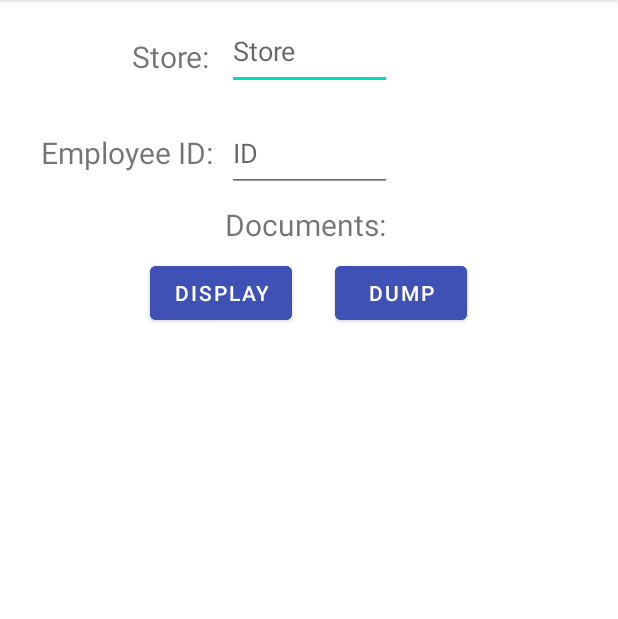
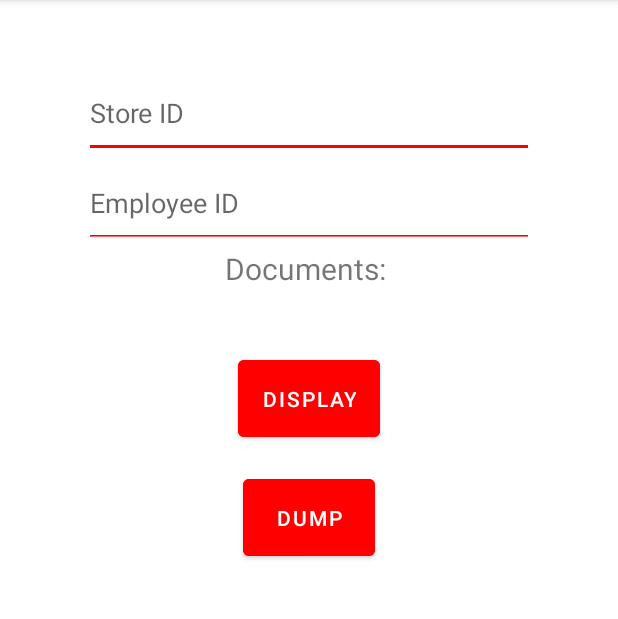
Before and after one commit to mminichino/sgw-android-example, an Android app: the MainActivity screen opened directly, with no data from a screen before it, on a phone screen of 412 x 824 dp, the part 84-703 px from its top. Run offline under Robolectric (Android 15) with nearby library versions, the phone set to English and light mode, and no system bars; libraries missing offline, so code that uses them is left out: com.couchbase.lite; 1 statement that could not run was skipped.

Commit message:
Version 2.0

```diff
--- a/app/src/main/res/layout/activity_main.xml
+++ b/app/src/main/res/layout/activity_main.xml
@@ -1,63 +1,45 @@
 <?xml version="1.0" encoding="utf-8"?>
-<androidx.constraintlayout.widget.ConstraintLayout xmlns:android="http://schemas.android.com/apk/res/android"
+<androidx.constraintlayout.widget.ConstraintLayout
+    xmlns:android="http://schemas.android.com/apk/res/android"
     xmlns:app="http://schemas.android.com/apk/res-auto"
     xmlns:tools="http://schemas.android.com/tools"
     android:layout_width="match_parent"
     android:layout_height="match_parent"
+    android:theme="@style/Theme.AppCompat.Light.NoActionBar"
     tools:context=".main.MainActivity">
 
+    <LinearLayout
+        android:id="@+id/linearLayout"
+        android:layout_width="match_parent"
+        android:layout_height="match_parent"
+        android:layout_centerHorizontal="true"
+        android:orientation="vertical"
+        android:layout_marginTop="20dp"
+        app:layout_constraintStart_toStartOf="parent"
+        app:layout_constraintTop_toTopOf="parent">
+
+        <LinearLayout
+            android:layout_width="300dp"
+            android:layout_height="wrap_content"
+            android:layout_gravity="center"
+            android:orientation="vertical"
+            android:layout_marginTop="25dp"
+            android:layout_marginBottom="25dp">
             <EditText
                 android:id="@+id/editStore"
-        android:layout_width="110dp"
-        android:layout_height="52dp"
-        android:layout_margin="8dp"
-        android:layout_marginStart="8dp"
-        android:layout_marginTop="8dp"
-        android:layout_marginEnd="8dp"
-        android:hint="@string/store"
-        android:inputType="text"
-        app:layout_constraintBottom_toTopOf="@+id/editEID"
-        app:layout_constraintEnd_toEndOf="parent"
-        app:layout_constraintStart_toStartOf="parent"
-        app:layout_constraintTop_toTopOf="parent" />
-
-    <TextView
-        android:layout_width="wrap_content"
-        android:layout_height="wrap_content"
-        android:layout_marginTop="24dp"
-        android:paddingStart="10dp"
-        android:text="@string/storeFieldLabel"
-        android:textSize="20sp"
-        app:layout_constraintEnd_toStartOf="@+id/editStore"
-        app:layout_constraintHorizontal_bias="0.876"
-        app:layout_constraintStart_toStartOf="parent"
-        app:layout_constraintTop_toTopOf="parent" />
+                android:layout_width="match_parent"
+                android:layout_height="60dp"
+                android:backgroundTint="@color/colorPrimary"
+                android:hint="@string/storeId"
+                android:inputType="text" />
 
             <EditText
                 android:id="@+id/editEID"
-        android:layout_width="110dp"
-        android:layout_height="52dp"
-        android:layout_margin="8dp"
-        android:layout_marginStart="8dp"
-        android:layout_marginEnd="8dp"
+                android:layout_width="match_parent"
+                android:layout_height="60dp"
+                android:backgroundTint="@color/colorPrimary"
                 android:hint="@string/empid"
-        android:inputType="text"
-        app:layout_constraintBottom_toTopOf="@+id/documentCount"
-        app:layout_constraintEnd_toEndOf="parent"
-        app:layout_constraintStart_toStartOf="parent"
-        app:layout_constraintTop_toBottomOf="@+id/editStore" />
-
-    <TextView
-        android:layout_width="wrap_content"
-        android:layout_height="wrap_content"
-        android:layout_marginTop="88dp"
-        android:paddingStart="10dp"
-        android:text="@string/employee_idFieldLabel"
-        android:textSize="20sp"
-        app:layout_constraintEnd_toStartOf="@+id/editEID"
-        app:layout_constraintHorizontal_bias="0.64"
-        app:layout_constraintStart_toStartOf="parent"
-        app:layout_constraintTop_toTopOf="parent" />
+                android:inputType="text" />
 
             <TextView
                 android:id="@+id/documentCount"
@@ -65,58 +47,41 @@
                 android:layout_height="wrap_content"
                 android:layout_gravity="center_horizontal"
                 android:text="@string/documentCount"
-        android:textSize="20sp"
-        app:layout_constraintBottom_toTopOf="@+id/showData"
-        app:layout_constraintEnd_toEndOf="parent"
-        app:layout_constraintStart_toStartOf="parent"
-        app:layout_constraintTop_toBottomOf="@+id/editEID" />
+                android:textSize="20sp" />
+        </LinearLayout>
 
         <Button
             android:id="@+id/showData"
             android:layout_width="wrap_content"
             android:layout_height="wrap_content"
             android:layout_gravity="center_horizontal"
-        android:layout_marginStart="8dp"
-        android:layout_marginTop="8dp"
-        android:layout_marginEnd="8dp"
-        android:layout_marginBottom="8dp"
-        android:backgroundTint="#3F51B5"
+            android:layout_marginTop="@dimen/fab_margin"
+            android:padding="@dimen/fab_margin"
+            android:backgroundTint="@color/colorPrimary"
             android:text="@string/display"
-        android:textColor="@android:color/white"
-        android:onClick="onDisplayTapped"
-        app:layout_constraintBottom_toTopOf="@+id/textView"
-        app:layout_constraintEnd_toEndOf="parent"
-        app:layout_constraintHorizontal_bias="0.305"
-        app:layout_constraintStart_toStartOf="parent"
-        app:layout_constraintTop_toBottomOf="@+id/documentCount" />
+            android:textColor="@color/white"
+            android:onClick="onDisplayTapped" />
 
         <Button
             android:id="@+id/showDump"
             android:layout_width="wrap_content"
             android:layout_height="wrap_content"
             android:layout_gravity="center_horizontal"
-        android:layout_marginTop="8dp"
-        android:layout_marginEnd="8dp"
-        android:layout_marginBottom="8dp"
-        android:backgroundTint="#3F51B5"
+            android:layout_marginTop="@dimen/fab_margin"
+            android:padding="@dimen/fab_margin"
+            android:backgroundTint="@color/colorPrimary"
             android:text="@string/dump"
-        android:textColor="@android:color/white"
-        android:onClick="onDumpTapped"
-        app:layout_constraintBottom_toTopOf="@+id/textView"
-        app:layout_constraintEnd_toEndOf="parent"
-        app:layout_constraintHorizontal_bias="0.235"
-        app:layout_constraintStart_toEndOf="@+id/showData"
-        app:layout_constraintTop_toBottomOf="@+id/documentCount"
-        app:layout_constraintVertical_bias="0.0" />
+            android:textColor="@color/white"
+            android:onClick="onDumpTapped" />
 
         <ListView
             android:id="@+id/textView"
-        android:layout_width="200dp"
+            android:layout_width="wrap_content"
             android:layout_height="wrap_content"
             android:layout_gravity="center_horizontal"
-        android:layout_marginTop="32dp"
-        app:layout_constraintEnd_toEndOf="parent"
-        app:layout_constraintStart_toStartOf="parent"
-        app:layout_constraintTop_toBottomOf="@+id/showData" />
+            android:layout_marginTop="@dimen/fab_margin"
+            android:padding="@dimen/fab_margin"
+            android:textSize="20sp" />
 
+    </LinearLayout>
 </androidx.constraintlayout.widget.ConstraintLayout>
--- a/app/src/main/res/values/strings.xml
+++ b/app/src/main/res/values/strings.xml
@@ -1,11 +1,11 @@
 <resources>
     <string name="app_name">sgwdemo</string>
     <string name="store">Store</string>
-    <string name="empid">ID</string>
+    <string name="empid">Employee ID</string>
     <string name="display">Display</string>
     <string name="storeFieldLabel">Store:</string>
     <string name="employee_idFieldLabel">Employee ID:</string>
-    <string name="dump">dump</string>
+    <string name="dump">Dump</string>
     <string name="documentCount">count</string>
     <string name="username">Username</string>
     <string name="password">Password</string>
```
Lines whose indentation alone changed are shown as unchanged.
